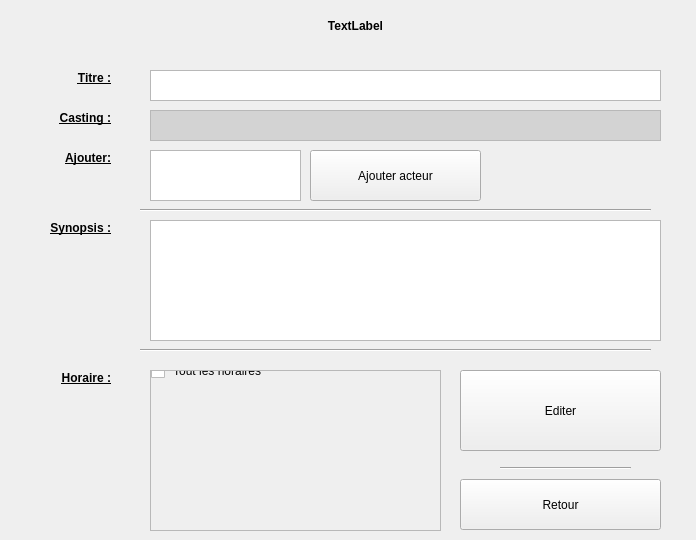
First picture: the form in ui/detailEditWidget.ui, repository KaneRoot/ihmsem6a, before the edit.
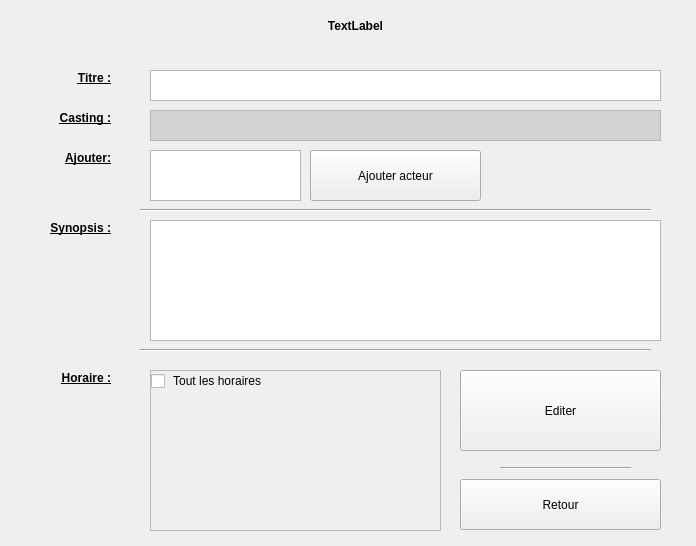
Second picture: the form after the edit.

Commit message: Modif du truc dans detailEditWidget

```diff
--- a/ui/detailEditWidget.ui
+++ b/ui/detailEditWidget.ui
@@ -7,7 +7,7 @@
     <x>0</x>
     <y>0</y>
     <width>696</width>
-    <height>540</height>
+    <height>546</height>
    </rect>
   </property>
   <property name="windowTitle">
@@ -191,9 +191,9 @@
      <property name="geometry">
       <rect>
        <x>0</x>
-       <y>-10</y>
-       <width>291</width>
-       <height>171</height>
+       <y>0</y>
+       <width>281</width>
+       <height>291</height>
       </rect>
      </property>
      <layout class="QVBoxLayout" name="verticalLayout" stretch="0">
```
The commit also changes 2 other files.
